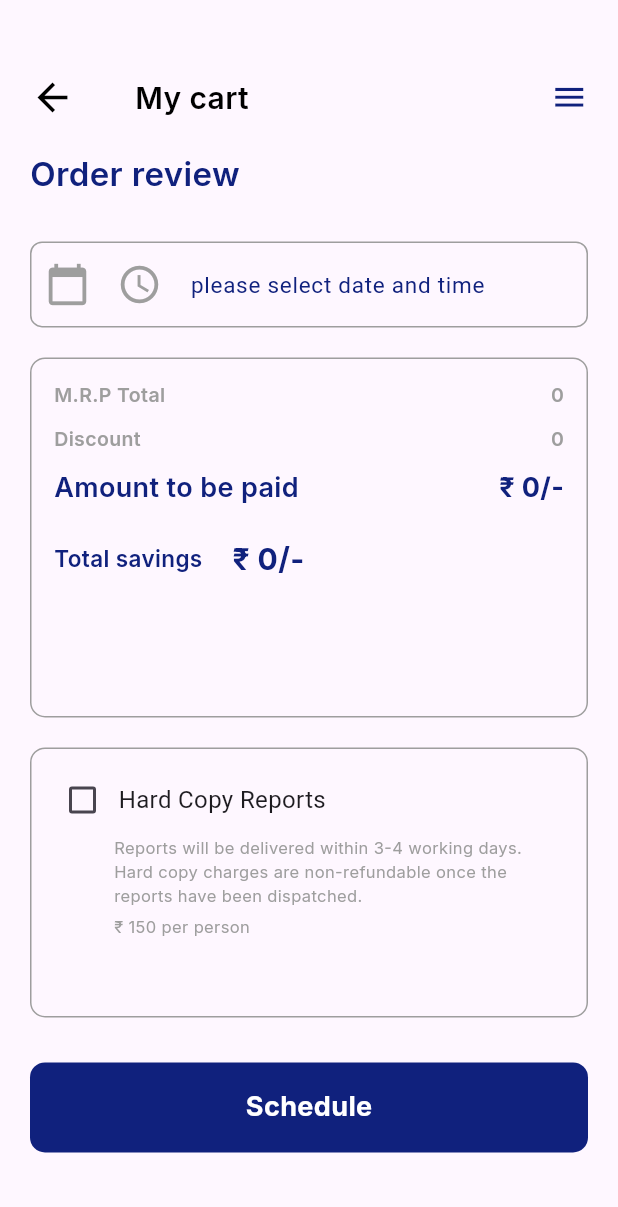
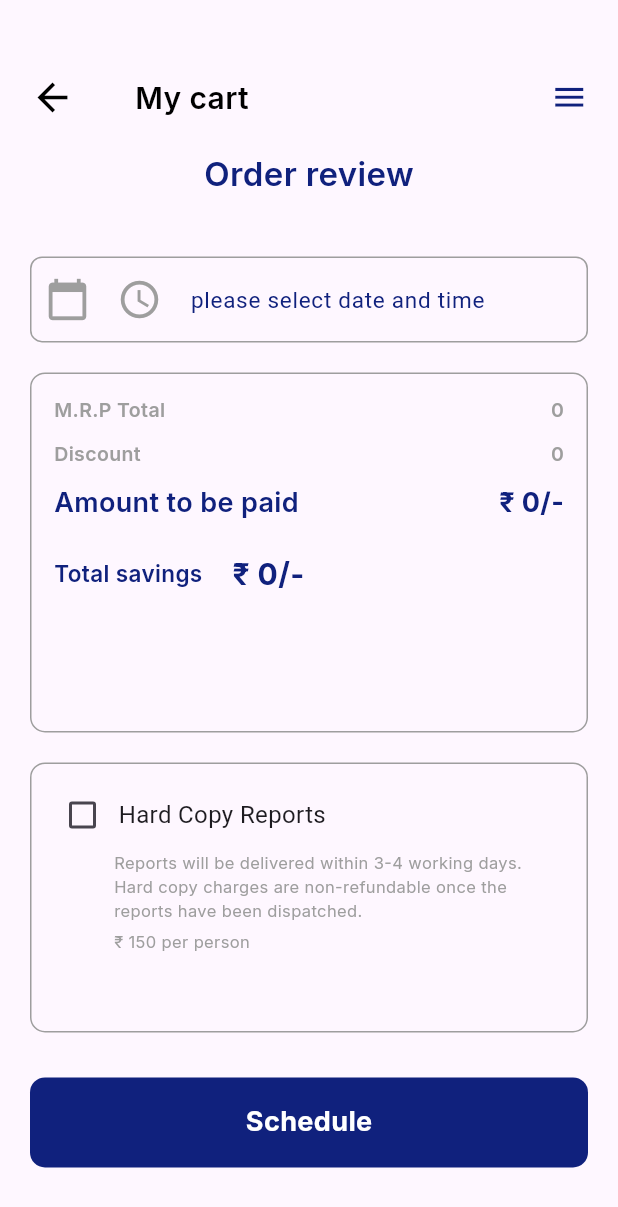
Before and after one commit to testgithubtiwari/HealthApp, a Flutter app: the screen it shows after launch, after a tap on the "shopping cart" icon, on a phone screen of 412 x 824 dp. Shown: the top 1207 px of the screen. Run offline on Flutter 3.47's test engine with Material 3 defaults, Android fonts, the light colour scheme and no system bars; our stand-ins replace firebase_core, firebase_database, google_fonts; accounts and stored records are empty.

Commit message:
some new responsiveness added

```diff
--- a/lib/pages/cart.dart
+++ b/lib/pages/cart.dart
@@ -4,6 +4,7 @@ import 'package:firebase_database/firebase_database.dart';
 import 'package:flutter/material.dart';
 import 'package:frontend/pages/sucess.dart';
 import 'package:frontend/widgets/cartappbar.dart';
+import 'package:frontend/widgets/cartappbardesktop.dart';
 import 'package:frontend/widgets/constants.dart';
 import 'package:frontend/widgets/containorder.dart';
 import 'package:frontend/widgets/hardcopyreports.dart';
@@ -61,6 +62,7 @@ class _CartState extends State<Cart> {
 
   @override
   Widget build(BuildContext context) {
+    final Size size = MediaQuery.of(context).size;
     int totalActualMoney = 0;
     int totalDiscountMoney = 0;
 
@@ -76,25 +78,27 @@ class _CartState extends State<Cart> {
           child: SingleChildScrollView(
             child: Column(
               mainAxisAlignment: MainAxisAlignment.start,
-              crossAxisAlignment: CrossAxisAlignment.start,
+              crossAxisAlignment: CrossAxisAlignment.center,
               children: [
-                const CartAppbar(),
-                const SizedBox(
-                  height: 20,
+                size.width >= 800
+                    ? const CartAppBarDesktop()
+                    : const CartAppbar(),
+                SizedBox(
+                  height: size.width >= 800 ? 20 : 20,
                 ),
                 Text(
                   'Order review',
                   style: GoogleFonts.inter(
                     color: mainColor,
-                    fontSize: 22,
+                    fontSize: size.width >= 800 ? 30 : 22,
                     fontWeight: FontWeight.w600,
                   ),
                 ),
-                const SizedBox(
-                  height: 10,
+                SizedBox(
+                  height: size.width >= 800 ? 30 : 20,
                 ),
                 Wrap(
-                  spacing: 10,
+                  spacing: 30,
                   runSpacing: 20,
                   children: cartItems.map((test) {
                     return ContainerOrder(
--- a/lib/pages/homepage.dart
+++ b/lib/pages/homepage.dart
@@ -14,7 +14,7 @@ import 'package:frontend/widgets/textlineover.dart';
 // import 'package:google_fonts/google_fonts.dart';
 
 class HomePage extends StatefulWidget {
-  const HomePage({super.key});
+  const HomePage({Key? key}) : super(key: key);
 
   @override
   State<HomePage> createState() => _HomePageState();
@@ -23,6 +23,7 @@ class HomePage extends StatefulWidget {
 class _HomePageState extends State<HomePage> {
   List<Tests> populatedList = [];
   List<Package> populatedPackage = [];
+
   @override
   void initState() {
     populatedList = testsList;
@@ -34,50 +35,31 @@ class _HomePageState extends State<HomePage> {
   Widget build(BuildContext context) {
     final Size size = MediaQuery.of(context).size;
     return Scaffold(
-      body: Container(
-        height: size.height,
-        padding: EdgeInsets.fromLTRB(
-            size.width * 0.05, size.width * 0.06, size.width * 0.05, 0),
-        child: SingleChildScrollView(
+      body: Stack(
+        children: [
+          SingleChildScrollView(
+            child: Container(
+              padding: const EdgeInsets.fromLTRB(
+                20,
+                30,
+                20,
+                0,
+              ),
               child: Column(
                 mainAxisAlignment: MainAxisAlignment.start,
                 crossAxisAlignment: CrossAxisAlignment.center,
                 children: [
-              size.width >= 700
-                  ? const CustomAppBar()
-                  : const CustomPhoneAppBar(),
-              const Divider(
-                height: 1,
-                color: Colors.grey,
-              ),
-              SizedBox(
-                height: size.width * 0.03,
-              ),
+                  const SizedBox(height: 90),
                   const PopularLabTests(),
-              SizedBox(
-                height: size.width * 0.05,
-              ),
+                  const SizedBox(height: 20),
                   Container(
-                padding: EdgeInsets.all(size.width * 0.02),
+                    padding: const EdgeInsets.all(10),
                     child: Wrap(
-                  spacing: size.width * 0.035,
-                  runSpacing: size.width * 0.025,
-                  alignment: populatedList.length == 1
-                      ? WrapAlignment.center
-                      : WrapAlignment.start,
+                      spacing: 10,
+                      runSpacing: 20,
                       children: populatedList.map((test) {
-                    return populatedList.length == 1
-                        ? Center(
-                            child: CustomTestsContainer(
-                              id: test.id,
-                              testName: test.testName,
-                              testCount: test.testCount,
-                              reportAvailable: test.reportAvailable,
-                              actualMoney: test.actualMoney,
-                              discountPrice: test.discountPrice,
-                            ),
-                          )
-                        : CustomTestsContainer(
+                        return CustomTestsContainer(
+                          isInCart: true,
                           id: test.id,
                           testName: test.testName,
                           testCount: test.testCount,
@@ -88,18 +70,14 @@ class _HomePageState extends State<HomePage> {
                       }).toList(),
                     ),
                   ),
-              SizedBox(
-                height: size.width * 0.03,
-              ),
+                  const SizedBox(height: 20),
                   const PopularPackage(),
-              SizedBox(
-                height: size.width * 0.05,
-              ),
+                  const SizedBox(height: 20),
                   Container(
-                padding: EdgeInsets.all(size.width * 0.02),
+                    padding: const EdgeInsets.all(10),
                     child: Wrap(
-                  spacing: size.width * 0.035,
-                  runSpacing: size.width * 0.025,
+                      spacing: 10,
+                      runSpacing: 20,
                       children: populatedPackage.map((test) {
                         return CustomPackagesContainer(
                           image: test.image,
@@ -111,18 +89,35 @@ class _HomePageState extends State<HomePage> {
                       }).toList(),
                     ),
                   ),
-              SizedBox(
-                height: size.width * 0.05,
-              ),
+                  const SizedBox(height: 15),
                 ],
               ),
             ),
+          ),
+          Positioned(
+            top: 0,
+            left: 0,
+            right: 0,
+            child: Container(
+              padding: const EdgeInsets.fromLTRB(
+                20,
+                30,
+                20,
+                0,
+              ),
+              child: size.width >= 700
+                  ? const CustomAppBar()
+                  : const CustomPhoneAppBar(),
+            ),
+          ),
+        ],
       ),
     );
   }
 }
 
 class CustomTestsContainer extends StatefulWidget {
+  final bool isInCart;
   final int id;
   final String testName;
   final String testCount;
@@ -132,6 +127,7 @@ class CustomTestsContainer extends StatefulWidget {
 
   const CustomTestsContainer(
       {required this.discountPrice,
+      required this.isInCart,
       required this.id,
       required this.reportAvailable,
       required this.testCount,
@@ -150,8 +146,8 @@ class _CustomTestContainerState extends State<CustomTestsContainer> {
     final Size size = MediaQuery.of(context).size;
     return Container(
       // margin: EdgeInsets.fromLTRB(0, 0, 0, size.width * 0.02),
-      width: 250,
-      height: size.height * 0.40,
+      width: 280,
+      height: size.width >= 700 ? 330 : 350,
       decoration: BoxDecoration(
         borderRadius: BorderRadius.circular(12),
         border: Border.all(width: 1, color: Colors.grey),
@@ -160,7 +156,7 @@ class _CustomTestContainerState extends State<CustomTestsContainer> {
         children: [
           Container(
             // padding: EdgeInsets.all(),
-            height: size.height * 0.05,
+            height: 45,
             decoration: const BoxDecoration(
               color: mainColor,
               borderRadius: BorderRadius.only(
@@ -196,7 +192,7 @@ class _CustomTestContainerState extends State<CustomTestsContainer> {
                       ),
                     ),
                     const SizedBox(
-                      width: 35,
+                      width: 40,
                       child: Image(
                         image: AssetImage('assets/images/badge.png'),
                         fit: BoxFit.fill,
@@ -204,9 +200,6 @@ class _CustomTestContainerState extends State<CustomTestsContainer> {
                     )
                   ],
                 ),
-                // SizedBox(
-                //   height: size.width * 0.01,
-                // ),
                 Text(
                   'Get reports in ${widget.reportAvailable} hours',
                   style: const TextStyle(
@@ -233,7 +226,7 @@ class _CustomTestContainerState extends State<CustomTestsContainer> {
                   ],
                 ),
                 const SizedBox(
-                  height: 20,
+                  height: 25,
                 ),
                 GestureDetector(
                   onTap: () async {
@@ -273,7 +266,7 @@ class _CustomTestContainerState extends State<CustomTestsContainer> {
                   ),
                 ),
                 const SizedBox(
-                  height: 10,
+                  height: 15,
                 ),
                 Container(
                   padding: const EdgeInsets.all(8),
--- a/lib/widgets/customappbarphone.dart
+++ b/lib/widgets/customappbarphone.dart
@@ -15,9 +15,11 @@ class _CustomPhoneAppBarState extends State<CustomPhoneAppBar> {
   Widget build(BuildContext context) {
     final Size size = MediaQuery.of(context).size;
     return Container(
-      padding: EdgeInsets.all(size.width * 0.015),
-      height: size.width * 0.15,
-      child: Row(
+      padding: EdgeInsets.all(5),
+      height: 90,
+      child: Column(
+        children: [
+          Row(
             mainAxisAlignment: MainAxisAlignment.spaceBetween,
             crossAxisAlignment: CrossAxisAlignment.center,
             children: [
@@ -43,6 +45,12 @@ class _CustomPhoneAppBarState extends State<CustomPhoneAppBar> {
               ),
             ],
           ),
+          const Divider(
+            height: 1.5,
+            color: Colors.black,
+          ),
+        ],
+      ),
     );
   }
 }
--- a/lib/widgets/custompackagescontaner.dart
+++ b/lib/widgets/custompackagescontaner.dart
@@ -34,7 +34,7 @@ class _CustomPackagesContainerState extends State<CustomPackagesContainer> {
     final Size size = MediaQuery.of(context).size;
     return Container(
       padding: EdgeInsets.all(size.width * 0.03),
-      height: size.height * 0.40,
+      height: size.width >= 700 ? 330 : 350,
       width: 300,
       decoration: BoxDecoration(
         borderRadius: BorderRadius.circular(10),
@@ -131,7 +131,7 @@ class _CustomPackagesContainerState extends State<CustomPackagesContainer> {
                 ),
               ),
               Container(
-                width: 150,
+                width: size.width >= 300 ? 150 : 100,
                 height: 40,
                 // padding: EdgeInsets.all(size.width * 0.01),
                 decoration: BoxDecoration(
--- a/lib/widgets/price.dart
+++ b/lib/widgets/price.dart
@@ -15,10 +15,12 @@ class Price extends StatefulWidget {
 class _PriceState extends State<Price> {
   @override
   Widget build(BuildContext context) {
+    final Size size = MediaQuery.of(context).size;
     int discountcal =
         int.parse(widget.actualMoney) - int.parse(widget.discountMoney);
     return Container(
       height: 240,
+      width: 400,
       padding: const EdgeInsets.all(15),
       decoration: BoxDecoration(
         borderRadius: BorderRadius.circular(10),
@@ -86,7 +88,7 @@ class _PriceState extends State<Price> {
                 'Amount to be paid',
                 style: GoogleFonts.inter(
                   color: mainColor,
-                  fontSize: 18,
+                  fontSize: size.width >= 300 ? 18 : 13,
                   fontWeight: FontWeight.w600,
                 ),
               ),
```
Also changed, not shown: lib/widgets/cartappbardesktop.dart (added, +26 -0 lines), lib/widgets/containorder.dart (+8 -4 lines), lib/widgets/customappbar.dart (+9 -2 lines), lib/firebase_options.dart, 2 other files. Lines whose indentation alone changed are shown as unchanged.
